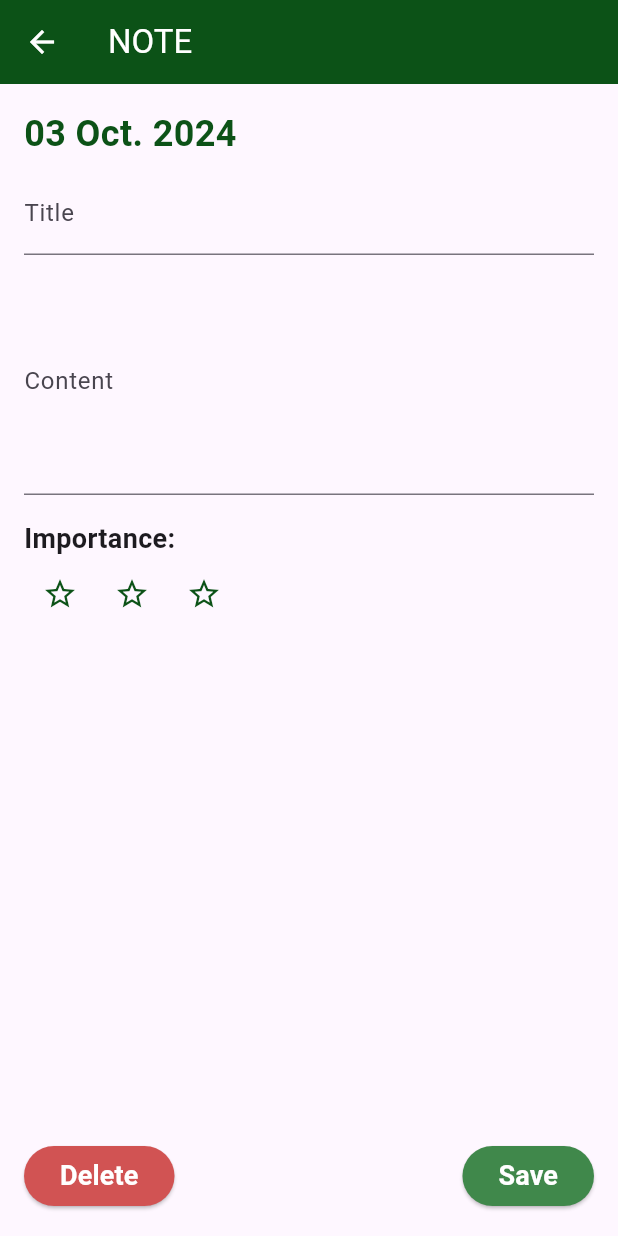
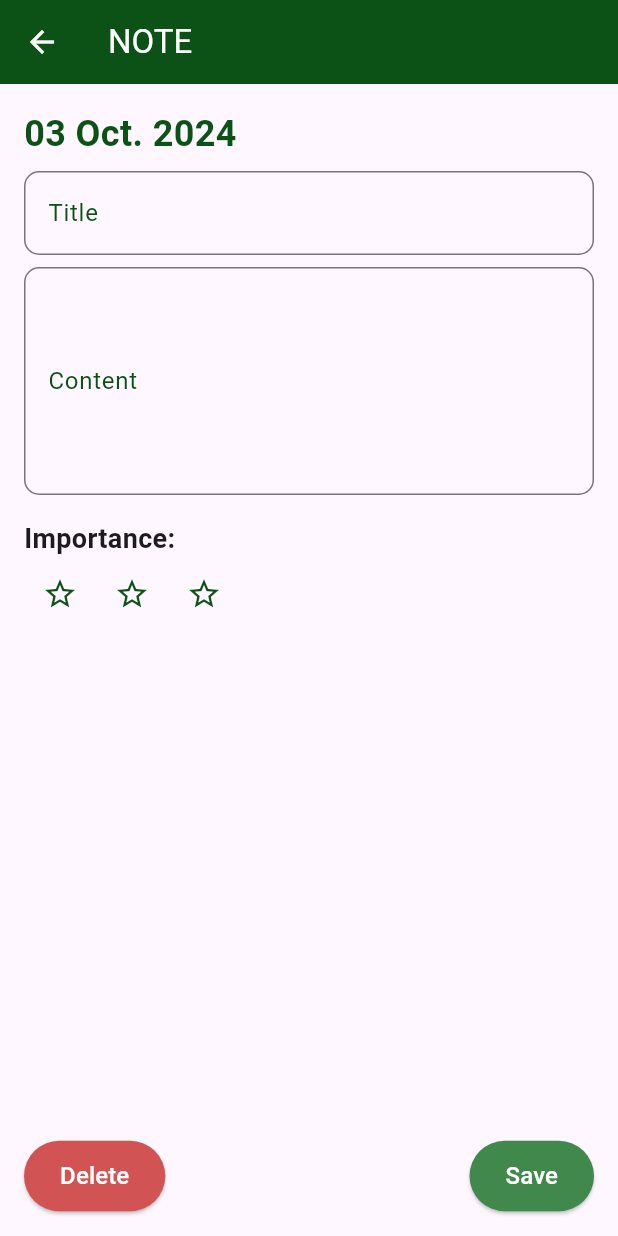
Before and after one commit to BigKongphop/WorkPlanPro, a Flutter app: the screen it shows after launch, after a tap on "New Activity", on a phone screen of 412 x 824 dp. Run offline on Flutter 3.47's test engine with Material 3 defaults, Android fonts, the phone set to English and light mode, and no system bars.

Commit message:
Note and Homepage
Click note can see detail now and can edit/delete note

```diff
--- a/workplanpro/lib/screens/create_note_screen.dart
+++ b/workplanpro/lib/screens/create_note_screen.dart
@@ -48,6 +48,20 @@ class _CreateNoteScreenState extends State<CreateNoteScreen> {
               controller: titleController,
               decoration: InputDecoration(
                 labelText: 'Title',
+                labelStyle: TextStyle(color: Color(0xFF0C5217)),
+                border: OutlineInputBorder(
+                  borderRadius: BorderRadius.circular(10.0),
+                  borderSide: BorderSide(
+                    color: Color(0xFF0C5217),
+                  ),
+                ),
+                focusedBorder: OutlineInputBorder(
+                  borderRadius: BorderRadius.circular(10.0),
+                  borderSide: BorderSide(
+                    color: Color(0xFF0C5217),
+                    width: 2.0,
+                  ),
+                ),
               ),
             ),
             SizedBox(height: 8.0),
@@ -55,6 +69,20 @@ class _CreateNoteScreenState extends State<CreateNoteScreen> {
               controller: contentController,
               decoration: InputDecoration(
                 labelText: 'Content',
+                labelStyle: TextStyle(color: Color(0xFF0C5217)),
+                border: OutlineInputBorder(
+                  borderRadius: BorderRadius.circular(10.0),
+                  borderSide: BorderSide(
+                    color: Color(0xFF0C5217),
+                  ),
+                ),
+                focusedBorder: OutlineInputBorder(
+                  borderRadius: BorderRadius.circular(10.0),
+                  borderSide: BorderSide(
+                    color: Color(0xFF0C5217),
+                    width: 2.0,
+                  ),
+                ),
               ),
               maxLines: 5,
             ),
@@ -87,44 +115,36 @@ class _CreateNoteScreenState extends State<CreateNoteScreen> {
               children: [
                 ElevatedButton(
                   onPressed: () {
-                    // Delete functionality can be added
+                    Navigator.of(context).pop();
                   },
                   style: ElevatedButton.styleFrom(
                     backgroundColor: Color(0xFFD15353),
+                    padding:
+                        EdgeInsets.symmetric(horizontal: 24.0, vertical: 12.0),
                   ),
                   child: Text(
                     'Delete',
-                    style: TextStyle(
-                      color: Colors.white,
-                      fontSize: 18,
-                      fontWeight: FontWeight.bold,
-                    ),
+                    style: TextStyle(color: Colors.white, fontSize: 16.0),
                   ),
                 ),
                 ElevatedButton(
                   onPressed: () {
-                    // Create a new note and return it to the previous screen
-                    if (titleController.text.isNotEmpty &&
-                        contentController.text.isNotEmpty) {
-                      Note newNote = Note(
-                        date: formattedDate,
-                        title: titleController.text,
-                        content: contentController.text,
-                        rating: _rating,
-                      );
-                      Navigator.pop(context, newNote);
-                    }
+                    Note newNote = Note(
+                      title: titleController.text,
+                      content: contentController.text,
+                      date: formattedDate,
+                      rating: _rating,
+                    );
+                    Navigator.of(context).pop(newNote);
                   },
                   style: ElevatedButton.styleFrom(
                     backgroundColor: Color(0xFF40884B),
+                    padding:
+                        EdgeInsets.symmetric(horizontal: 24.0, vertical: 12.0),
                   ),
                   child: Text(
                     'Save',
-                    style: TextStyle(
-                      color: Colors.white,
-                      fontSize: 18,
-                      fontWeight: FontWeight.bold,
-                    ),
+                    style: TextStyle(color: Colors.white, fontSize: 16.0),
                   ),
                 ),
               ],
```
Also changed, not shown: workplanpro/lib/screens/home_page.dart (+128 -4 lines).
